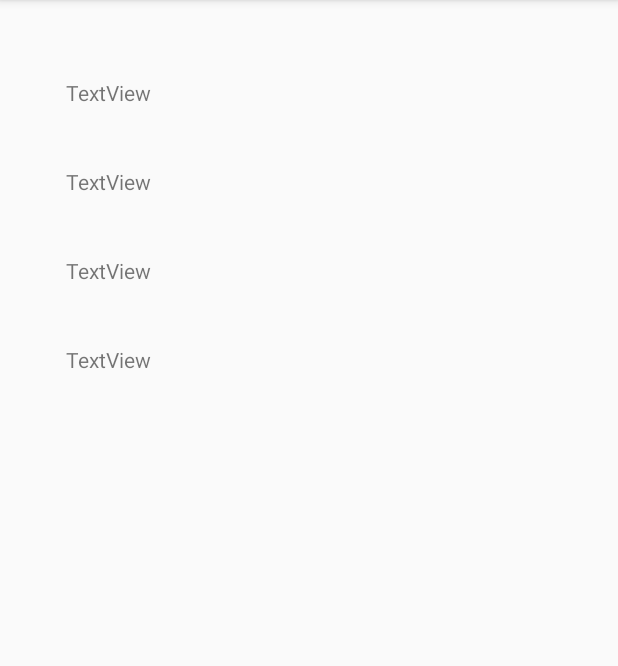
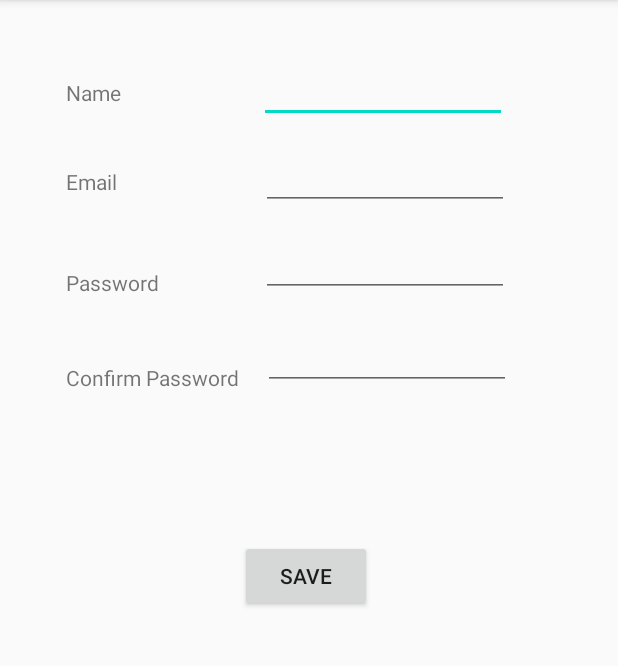
Before and after one commit to leo-he-1/Assignment2, an Android app: the screen it shows after launch (MainActivity), on a phone screen of 412 x 824 dp, the part 84-750 px from its top. Run offline under Robolectric (Android 15) with nearby library versions, the phone set to English and light mode, and no system bars.

Commit message:
finished adding the rest of the ui

```diff
--- a/app/src/main/res/layout/activity_main.xml
+++ b/app/src/main/res/layout/activity_main.xml
@@ -6,14 +6,26 @@
     android:layout_height="match_parent"
     tools:context=".MainActivity">
 
+
+
     <TextView
         android:id="@+id/textView"
         android:layout_width="wrap_content"
         android:layout_height="wrap_content"
         android:layout_marginStart="44dp"
         android:layout_marginTop="52dp"
-        android:text="TextView"
+        android:text="Name"
         app:layout_constraintStart_toStartOf="parent"
+        app:layout_constraintTop_toTopOf="parent" />
+
+    <EditText
+        android:id="@+id/name"
+        android:layout_width="165dp"
+        android:layout_height="30dp"
+        android:layout_marginStart="92dp"
+        android:layout_marginTop="52dp"
+        android:inputType="textPersonName"
+        app:layout_constraintStart_toEndOf="@+id/textView"
         app:layout_constraintTop_toTopOf="parent" />
 
     <TextView
@@ -22,28 +34,72 @@
         android:layout_height="wrap_content"
         android:layout_marginStart="44dp"
         android:layout_marginTop="40dp"
-        android:text="TextView"
+        android:inputType="textEmailAddress"
+        android:text="Email"
         app:layout_constraintStart_toStartOf="parent"
         app:layout_constraintTop_toBottomOf="@+id/textView" />
+
+    <EditText
+        android:id="@+id/email"
+        android:layout_width="165dp"
+        android:layout_height="30dp"
+        android:layout_marginStart="96dp"
+        android:layout_marginTop="28dp"
+        android:inputType="textEmailAddress"
+        app:layout_constraintStart_toEndOf="@+id/textView2"
+        app:layout_constraintTop_toBottomOf="@+id/name" />
+
+
 
     <TextView
         android:id="@+id/textView3"
         android:layout_width="wrap_content"
         android:layout_height="wrap_content"
         android:layout_marginStart="44dp"
-        android:layout_marginTop="40dp"
-        android:text="TextView"
+        android:layout_marginTop="48dp"
+        android:text="Password"
         app:layout_constraintStart_toStartOf="parent"
         app:layout_constraintTop_toBottomOf="@+id/textView2" />
+
+    <EditText
+        android:id="@+id/password"
+        android:layout_width="165dp"
+        android:layout_height="30dp"
+        android:layout_marginStart="68dp"
+        android:layout_marginTop="28dp"
+        android:inputType="textPassword"
+        app:layout_constraintStart_toEndOf="@+id/textView3"
+        app:layout_constraintTop_toBottomOf="@+id/email" />
+
 
     <TextView
         android:id="@+id/textView4"
         android:layout_width="wrap_content"
         android:layout_height="wrap_content"
         android:layout_marginStart="44dp"
-        android:layout_marginTop="40dp"
-        android:text="TextView"
+        android:layout_marginTop="44dp"
+        android:text="Confirm Password"
         app:layout_constraintStart_toStartOf="parent"
         app:layout_constraintTop_toBottomOf="@+id/textView3" />
 
+    <EditText
+        android:id="@+id/confirmpassword"
+        android:layout_width="165dp"
+        android:layout_height="30dp"
+        android:layout_marginStart="16dp"
+        android:layout_marginTop="32dp"
+        android:inputType="textPassword"
+        app:layout_constraintStart_toEndOf="@+id/textView4"
+        app:layout_constraintTop_toBottomOf="@+id/password" />
+
+    <Button
+        android:id="@+id/save"
+        android:layout_width="wrap_content"
+        android:layout_height="wrap_content"
+        android:layout_marginStart="160dp"
+        android:layout_marginBottom="360dp"
+        android:text="Save"
+        app:layout_constraintBottom_toBottomOf="parent"
+        app:layout_constraintStart_toStartOf="parent" />
+
 </androidx.constraintlayout.widget.ConstraintLayout>
```
